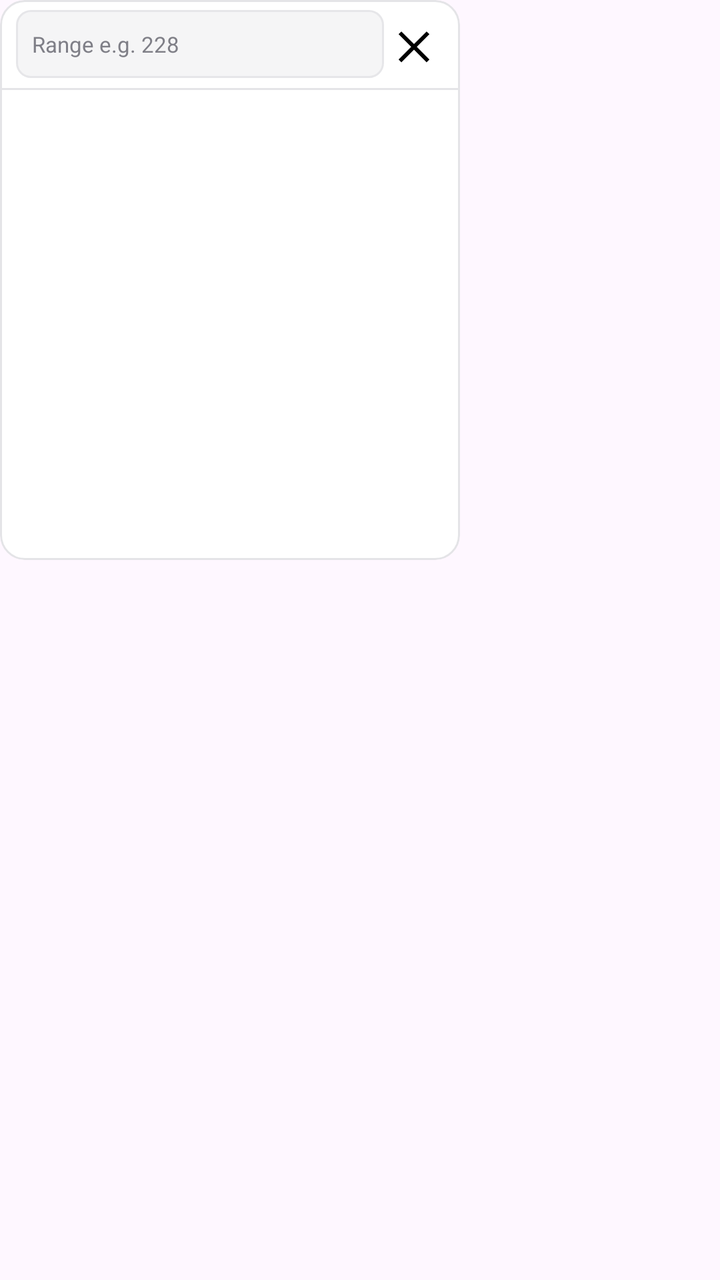
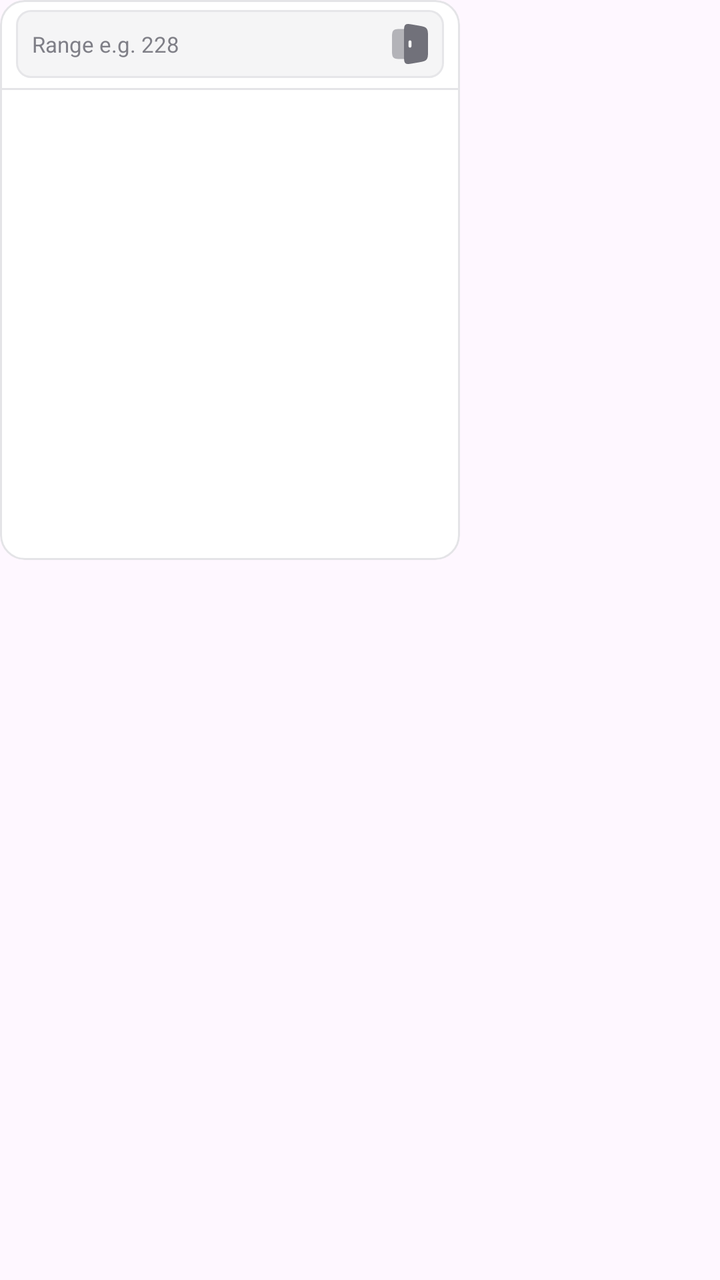

Screens rendered from an Android XML layout before and after an edit, with the pre-edit source and the edit as a unified diff.
<!-- AndroidManifest.xml: application theme AppTheme -->
<!-- res/layout/bubble_sms_menu.xml -->
<FrameLayout xmlns:android="http://schemas.android.com/apk/res/android"
    android:id="@+id/sms_root"
    android:layout_width="match_parent"
    android:layout_height="match_parent"
    android:clickable="true"
    android:focusable="true">

    <LinearLayout
        android:id="@+id/sms_panel"
        android:layout_width="230dp"
        android:layout_height="280dp"
        android:orientation="vertical"
        android:background="@drawable/menu_panel_bg"
        android:clipToOutline="true"
        android:layout_gravity="top|start"
        android:layout_marginStart="0dp"
        android:layout_marginTop="0dp">

        
        <LinearLayout
            android:layout_width="match_parent"
            android:layout_height="44dp"
            android:orientation="horizontal"
            android:gravity="center_vertical"
            android:paddingStart="8dp"
            android:paddingEnd="8dp">

            <EditText
                android:id="@+id/sms_range"
                android:layout_width="0dp"
                android:layout_height="34dp"
                android:layout_weight="1"
                android:paddingStart="8dp"
                android:paddingEnd="8dp"
                android:background="@drawable/search_input_bg"
                android:hint="Range e.g. 228"
                android:textSize="11sp"
                android:textColor="#18181B"
                android:textColorHint="#71717A"
                android:singleLine="true"
                android:inputType="phone"
                android:imeOptions="actionGo"
                android:importantForAutofill="no"
                android:alpha="0.9" />

            <FrameLayout
                android:id="@+id/sms_gen_wrap"
                android:layout_width="wrap_content"
                android:layout_height="wrap_content"
                android:layout_marginStart="4dp"
                android:visibility="gone">

                <TextView
                    android:id="@+id/sms_gen"
                    android:layout_width="wrap_content"
                    android:layout_height="wrap_content"
                    android:paddingStart="12dp"
                    android:paddingEnd="12dp"
                    android:paddingTop="6dp"
                    android:paddingBottom="6dp"
                    android:background="@drawable/sms_gen_pill"
                    android:text="Gen"
                    android:textSize="12sp"
                    android:textStyle="bold"
                    android:textColor="#18181B" />

                <ProgressBar
                    android:id="@+id/sms_gen_spin"
                    android:layout_width="16dp"
                    android:layout_height="16dp"
                    android:layout_gravity="center"
                    android:indeterminate="true"
                    android:indeterminateTint="#71717A"
                    android:visibility="gone" />
            </FrameLayout>

            <ImageButton
                android:id="@+id/sms_close"
                android:layout_width="30dp"
                android:layout_height="30dp"
                android:background="?android:attr/selectableItemBackgroundBorderless"
                android:contentDescription="Close"
                android:padding="8dp"
                android:src="@drawable/ic_close_x" />
        </LinearLayout>

        <View
            android:layout_width="match_parent"
            android:layout_height="1dp"
            android:background="#E4E4E7" />

        <ScrollView
            android:id="@+id/sms_scroll"
            android:layout_width="match_parent"
            android:layout_height="0dp"
            android:layout_weight="1"
            android:overScrollMode="never"
            android:scrollbars="vertical"
            android:layout_marginTop="2dp">

            <LinearLayout
                android:id="@+id/sms_list"
                android:layout_width="match_parent"
                android:layout_height="wrap_content"
                android:orientation="vertical"
                android:paddingBottom="4dp" />
        </ScrollView>

        <ImageView
            android:id="@+id/sms_empty"
            android:layout_width="72dp"
            android:layout_height="72dp"
            android:layout_gravity="center_horizontal"
            android:layout_marginTop="56dp"
            android:contentDescription="No numbers yet"
            android:src="@drawable/ic_sms_empty"
            android:visibility="gone" />
    </LinearLayout>
</FrameLayout>
<!-- resources referenced by this layout -->
<resources>
  <!-- drawable ic_close_x (drawable) -->
  <?xml version="1.0" encoding="utf-8"?>
  <vector xmlns:android="http://schemas.android.com/apk/res/android"
      android:width="24dp"
      android:height="24dp"
      android:viewportWidth="24"
      android:viewportHeight="24">
      <path
          android:fillColor="#FF000000"
          android:pathData="M18.3,5.71L12,12.01l-6.3,-6.3 -1.41,1.41 6.3,6.3 -6.3,6.3 1.41,1.41 6.3,-6.3 6.3,6.3 1.41,-1.41 -6.3,-6.3 6.3,-6.3z" />
  </vector>
  <!-- drawable ic_sms_empty (drawable) -->
  <vector xmlns:android="http://schemas.android.com/apk/res/android"
      android:width="72dp"
      android:height="72dp"
      android:viewportWidth="21"
      android:viewportHeight="21">
      <title>speech-bubble</title>
      <path
          android:fillColor="#00000000"
          android:strokeColor="#D4D4D8"
          android:strokeWidth="1.2"
          android:strokeLineCap="round"
          android:strokeLineJoin="round"
          android:pathData="M11 16.517c4.418 0 8-3.284 8-7.017S15.418 3 11 3S3 6.026 3 9.759c0 1.457 0.546 2.807 1.475 3.91L3.5 18.25l3.916-2.447a9.2 9.2 0 0 0 3.584 0.714" />
  </vector>
  <!-- drawable menu_panel_bg (drawable) -->
  <shape xmlns:android="http://schemas.android.com/apk/res/android"
      android:shape="rectangle">
      <solid android:color="#FFFFFF" />
      <corners android:radius="12dp" />
      <stroke
          android:width="1dp"
          android:color="#E4E4E7" />
  </shape>
  <!-- drawable search_input_bg (drawable) -->
  <?xml version="1.0" encoding="utf-8"?>
  <shape xmlns:android="http://schemas.android.com/apk/res/android"
      android:shape="rectangle">
      <solid android:color="#F4F4F5" />
      <corners android:radius="7dp" />
      <stroke
          android:width="1dp"
          android:color="#E4E4E7" />
  </shape>
  <!-- drawable sms_gen_pill (drawable) -->
  <shape xmlns:android="http://schemas.android.com/apk/res/android"
      android:shape="rectangle">
      <corners android:radius="15dp" />
      <solid android:color="#F4F4F5" />
  </shape>
  <style name="AppTheme" parent="Theme.Material3.DayNight.NoActionBar">
  		<item name="colorPrimary">#006A60</item>
  		<item name="colorOnPrimary">#FFFFFF</item>
  		<item name="colorPrimaryContainer">#74F8E5</item>
  		<item name="colorOnPrimaryContainer">#00201C</item>
  	</style>
</resources>

<!-- the commit's change to res/layout/bubble_sms_menu.xml (unified diff, before → after) -->
@@ -25,23 +25,39 @@
             android:paddingStart="8dp"
             android:paddingEnd="8dp">
 
-            <EditText
-                android:id="@+id/sms_range"
+            <FrameLayout
                 android:layout_width="0dp"
-                android:layout_height="34dp"
-                android:layout_weight="1"
-                android:paddingStart="8dp"
-                android:paddingEnd="8dp"
-                android:background="@drawable/search_input_bg"
-                android:hint="Range e.g. 228"
-                android:textSize="11sp"
-                android:textColor="#18181B"
-                android:textColorHint="#71717A"
-                android:singleLine="true"
-                android:inputType="phone"
-                android:imeOptions="actionGo"
-                android:importantForAutofill="no"
-                android:alpha="0.9" />
+                android:layout_height="wrap_content"
+                android:layout_weight="1">
+
+                <EditText
+                    android:id="@+id/sms_range"
+                    android:layout_width="match_parent"
+                    android:layout_height="34dp"
+                    android:paddingStart="8dp"
+                    android:paddingEnd="34dp"
+                    android:background="@drawable/search_input_bg"
+                    android:hint="Range e.g. 228"
+                    android:textSize="11sp"
+                    android:textColor="#18181B"
+                    android:textColorHint="#71717A"
+                    android:singleLine="true"
+                    android:inputType="phone"
+                    android:imeOptions="actionGo"
+                    android:importantForAutofill="no"
+                    android:alpha="0.9" />
+
+                <ImageButton
+                    android:id="@+id/sms_close"
+                    android:layout_width="30dp"
+                    android:layout_height="30dp"
+                    android:layout_gravity="center_vertical|end"
+                    android:layout_marginEnd="2dp"
+                    android:background="?android:attr/selectableItemBackgroundBorderless"
+                    android:contentDescription="Close"
+                    android:padding="6dp"
+                    android:src="@drawable/ic_exit_duotone" />
+            </FrameLayout>
 
             <FrameLayout
                 android:id="@+id/sms_gen_wrap"
@@ -73,15 +89,6 @@
                     android:indeterminateTint="#71717A"
                     android:visibility="gone" />
             </FrameLayout>
-
-            <ImageButton
-                android:id="@+id/sms_close"
-                android:layout_width="30dp"
-                android:layout_height="30dp"
-                android:background="?android:attr/selectableItemBackgroundBorderless"
-                android:contentDescription="Close"
-                android:padding="8dp"
-                android:src="@drawable/ic_close_x" />
         </LinearLayout>
 
         <View
@@ -89,31 +96,36 @@
             android:layout_height="1dp"
             android:background="#E4E4E7" />
 
-        <ScrollView
-            android:id="@+id/sms_scroll"
+        
+        <FrameLayout
             android:layout_width="match_parent"
             android:layout_height="0dp"
             android:layout_weight="1"
-            android:overScrollMode="never"
-            android:scrollbars="vertical"
             android:layout_marginTop="2dp">
 
-            <LinearLayout
-                android:id="@+id/sms_list"
+            <ScrollView
+                android:id="@+id/sms_scroll"
                 android:layout_width="match_parent"
-                android:layout_height="wrap_content"
-                android:orientation="vertical"
-                android:paddingBottom="4dp" />
-        </ScrollView>
+                android:layout_height="match_parent"
+                android:overScrollMode="never"
+                android:scrollbars="vertical">
 
-        <ImageView
-            android:id="@+id/sms_empty"
-            android:layout_width="72dp"
-            android:layout_height="72dp"
-            android:layout_gravity="center_horizontal"
-            android:layout_marginTop="56dp"
-            android:contentDescription="No numbers yet"
-            android:src="@drawable/ic_sms_empty"
-            android:visibility="gone" />
+                <LinearLayout
+                    android:id="@+id/sms_list"
+                    android:layout_width="match_parent"
+                    android:layout_height="wrap_content"
+                    android:orientation="vertical"
+                    android:paddingBottom="4dp" />
+            </ScrollView>
+
+            <ImageView
+                android:id="@+id/sms_empty"
+                android:layout_width="72dp"
+                android:layout_height="72dp"
+                android:layout_gravity="center"
+                android:contentDescription="No numbers yet"
+                android:src="@drawable/ic_sms_empty"
+                android:visibility="gone" />
+        </FrameLayout>
     </LinearLayout>
 </FrameLayout>
<!-- resource entries referenced after the edit -->
@@ -1,15 +1,19 @@
 <!-- resources referenced by this layout -->
 <resources>
-  <!-- drawable ic_close_x (drawable) -->
-  <?xml version="1.0" encoding="utf-8"?>
+  <!-- drawable ic_exit_duotone (drawable) -->
   <vector xmlns:android="http://schemas.android.com/apk/res/android"
       android:width="24dp"
       android:height="24dp"
       android:viewportWidth="24"
       android:viewportHeight="24">
       <path
-          android:fillColor="#FF000000"
-          android:pathData="M18.3,5.71L12,12.01l-6.3,-6.3 -1.41,1.41 6.3,6.3 -6.3,6.3 1.41,1.41 6.3,-6.3 6.3,6.3 1.41,-1.41 -6.3,-6.3 6.3,-6.3z" />
+          android:fillAlpha="0.5"
+          android:fillColor="#FF71717A"
+          android:pathData="M9.052,4.5C9,5.078 9,5.804 9,6.722v10.556c0,0.918 0,1.644 0.052,2.222H8c-2.357,0 -3.536,0 -4.268,-0.732C3,18.035 3,16.857 3,14.5v-5c0,-2.357 0,-3.536 0.732,-4.268S5.643,4.5 8,4.5z" />
+      <path
+          android:fillColor="#FF71717A"
+          android:fillType="evenOdd"
+          android:pathData="M9.707,2.409C9,3.036 9,4.183 9,6.476v11.048c0,2.293 0,3.44 0.707,4.067s1.788,0.439 3.95,0.062l2.33,-0.406c2.394,-0.418 3.591,-0.627 4.302,-1.505c0.711,-0.879 0.711,-2.149 0.711,-4.69V8.948c0,-2.54 0,-3.81 -0.71,-4.689c-0.712,-0.878 -1.91,-1.087 -4.304,-1.504l-2.328,-0.407c-2.162,-0.377 -3.243,-0.565 -3.95,0.062m3.043,8.545c0,-0.434 -0.336,-0.785 -0.75,-0.785s-0.75,0.351 -0.75,0.784v2.094c0,0.433 0.336,0.784 0.75,0.784s0.75,-0.351 0.75,-0.784z" />
   </vector>
   <!-- drawable ic_sms_empty (drawable) -->
   <vector xmlns:android="http://schemas.android.com/apk/res/android"
